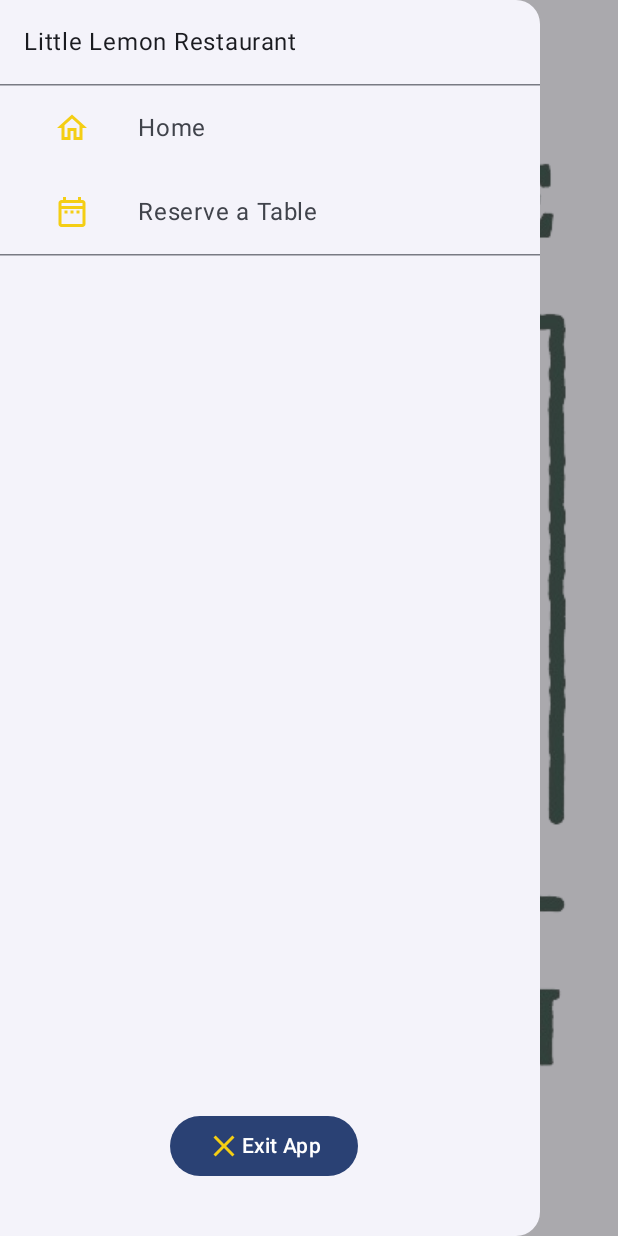
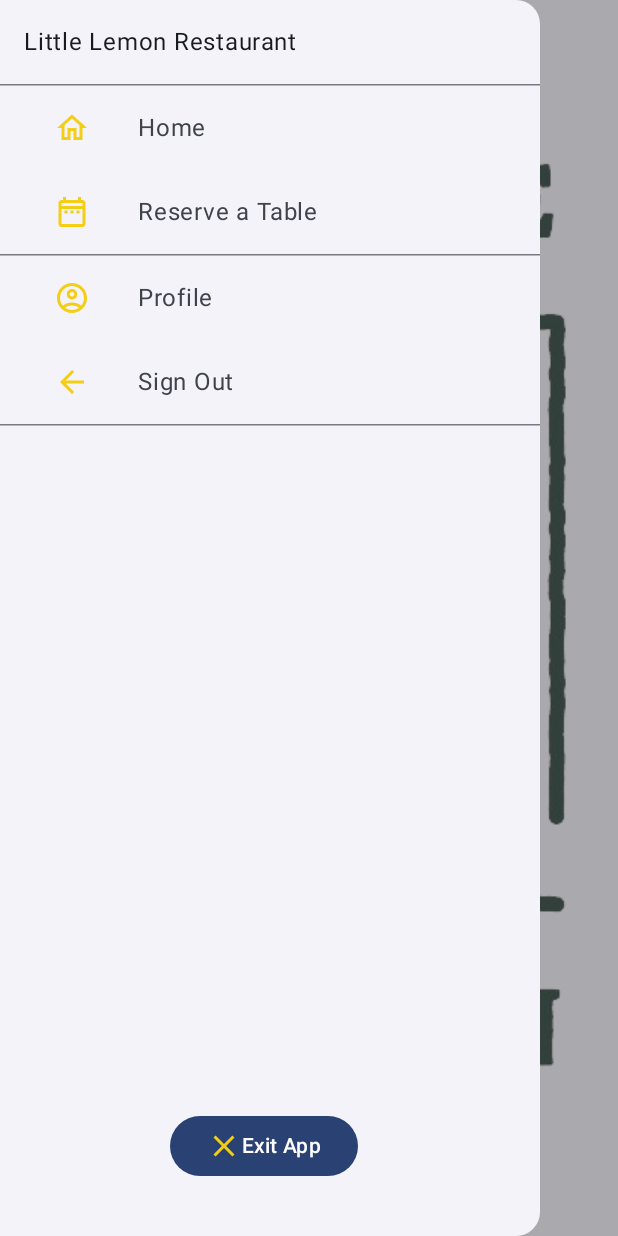
Before and after one commit to Jaguar000212/Little-Lemon, an Android app built with Jetpack Compose: the screen it shows after launch (MainActivity), after a tap on "menu", on a phone screen of 412 x 824 dp. Run offline under Robolectric (Android 15) with nearby library versions, the phone set to English and light mode, and no system bars; our stand-ins replace Firebase (no records; nobody signed in at launch, a user with empty details on screens opened directly).

Commit message:
Firebase Authentication, Refined Components
- Integrated Firebase Authentication for login functionality.
- Users can now sign in with email and password.
- Added a "Forgot Password?" option to reset passwords via email.
- Refined the appearance of DishCard and Details screen images with rounded corners.
- Updated navigation to direct users to the HomeScreen if already logged in, otherwise to the Welcome screen.
- Added "Profile" and "Sign Out" options to the navigation drawer.
- Cleaned up build script dependencies.

```diff
--- a/app/build.gradle.kts
+++ b/app/build.gradle.kts
@@ -71,6 +71,7 @@ dependencies {
     implementation(libs.coil.compose)
     implementation(libs.coil.gif)
     implementation(libs.coil.svg)
-    implementation(platform("com.google.firebase:firebase-bom:32.8.1"))
-    implementation("com.google.firebase:firebase-firestore-ktx")
+    implementation(platform(libs.firebase.bom))
+    implementation(libs.firebase.firestore.ktx)
+    implementation(libs.firebase.auth)
 }
--- a/app/src/main/AndroidManifest.xml
+++ b/app/src/main/AndroidManifest.xml
@@ -6,6 +6,7 @@
     <uses-permission android:name="android.permission.ACCESS_NETWORK_STATE" />
 
     <application
+        android:enableOnBackInvokedCallback="true"
         android:allowBackup="true"
         android:dataExtractionRules="@xml/data_extraction_rules"
         android:fullBackupContent="@xml/backup_rules"
--- a/app/src/main/java/com/jaguar/littlelemon/MainActivity.kt
+++ b/app/src/main/java/com/jaguar/littlelemon/MainActivity.kt
@@ -20,7 +20,10 @@ import androidx.navigation.compose.NavHost
 import androidx.navigation.compose.composable
 import androidx.navigation.compose.rememberNavController
 import androidx.navigation.navArgument
+import com.google.firebase.Firebase
 import com.google.firebase.FirebaseApp
+import com.google.firebase.auth.FirebaseAuth
+import com.google.firebase.auth.auth
 import com.jaguar.littlelemon.components.Drawer
 import com.jaguar.littlelemon.components.Header
 import com.jaguar.littlelemon.helpers.DishDetailsPane
@@ -35,19 +38,22 @@ import com.jaguar.littlelemon.ui.theme.LittleLemonTheme
 import com.jaguar.littlelemon.viewModel.DishesViewModel
 
 class MainActivity : ComponentActivity() {
+    private lateinit var auth: FirebaseAuth
     override fun onCreate(savedInstanceState: Bundle?) {
-        super.onCreate(savedInstanceState)
         enableEdgeToEdge()
         FirebaseApp.initializeApp(this)
+        auth = Firebase.auth
+        super.onCreate(savedInstanceState)
+        val currentUser = auth.currentUser
         setContent {
-            MyNavigation()
+            if (currentUser != null) MyNavigation(true) else MyNavigation(false)
         }
     }
 }
 
 @Preview
 @Composable
-fun MyNavigation() {
+fun MyNavigation(currentUser: Boolean = false) {
     val navController = rememberNavController()
     val drawerState = rememberDrawerState(initialValue = DrawerValue.Closed)
     val scope = rememberCoroutineScope()
@@ -60,7 +66,10 @@ fun MyNavigation() {
                 topBar = { Header(drawerState, scope) },
 
                 ) { innerPadding ->
-                NavHost(navController = navController, startDestination = Welcome.route) {
+                NavHost(
+                    navController = navController,
+                    startDestination = if (currentUser) HomeScreen.route else Welcome.route
+                ) {
                     composable(Welcome.route) {
                         Welcome(
                             Modifier.padding(innerPadding), navController = navController
--- a/app/src/main/java/com/jaguar/littlelemon/components/DishCard.kt
+++ b/app/src/main/java/com/jaguar/littlelemon/components/DishCard.kt
@@ -7,11 +7,13 @@ import androidx.compose.foundation.layout.fillMaxWidth
 import androidx.compose.foundation.layout.height
 import androidx.compose.foundation.layout.padding
 import androidx.compose.foundation.layout.width
+import androidx.compose.foundation.shape.RoundedCornerShape
 import androidx.compose.material3.Card
 import androidx.compose.material3.Text
 import androidx.compose.runtime.Composable
 import androidx.compose.ui.Alignment
 import androidx.compose.ui.Modifier
+import androidx.compose.ui.draw.clip
 import androidx.compose.ui.graphics.Color
 import androidx.compose.ui.layout.ContentScale
 import androidx.compose.ui.platform.LocalContext
@@ -66,6 +68,7 @@ fun DishCard(dish: Dish) {
                     .width(100.dp)
                     .height(100.dp)
                     .align(Alignment.CenterVertically)
+                    .clip(RoundedCornerShape(20.dp))
             )
         }
     }
--- a/app/src/main/java/com/jaguar/littlelemon/components/Drawer.kt
+++ b/app/src/main/java/com/jaguar/littlelemon/components/Drawer.kt
@@ -1,10 +1,14 @@
 package com.jaguar.littlelemon.components
 
+import android.widget.Toast
 import androidx.compose.foundation.layout.Box
 import androidx.compose.foundation.layout.Row
 import androidx.compose.foundation.layout.fillMaxSize
 import androidx.compose.foundation.layout.padding
 import androidx.compose.material.icons.Icons
+import androidx.compose.material.icons.automirrored.outlined.ArrowBack
+import androidx.compose.material.icons.outlined.AccountCircle
+import androidx.compose.material.icons.outlined.ArrowBack
 import androidx.compose.material.icons.outlined.Close
 import androidx.compose.material.icons.outlined.DateRange
 import androidx.compose.material.icons.outlined.Home
@@ -20,11 +24,14 @@ import androidx.compose.runtime.Composable
 import androidx.compose.ui.Alignment
 import androidx.compose.ui.Modifier
 import androidx.compose.ui.graphics.vector.ImageVector
+import androidx.compose.ui.platform.LocalContext
 import androidx.compose.ui.res.colorResource
 import androidx.compose.ui.unit.dp
 import androidx.navigation.NavHostController
+import com.google.firebase.auth.FirebaseAuth
 import com.jaguar.littlelemon.R
 import com.jaguar.littlelemon.helpers.HomeScreen
+import com.jaguar.littlelemon.helpers.Welcome
 import kotlin.system.exitProcess
 
 @Composable
@@ -41,6 +48,7 @@ fun NavigationIcon(icon: ImageVector, label: String) {
 
 @Composable
 fun Drawer(navController: NavHostController, state: DrawerState, content: @Composable () -> Unit) {
+    val context = LocalContext.current
     ModalNavigationDrawer(drawerState = state, drawerContent = {
         ModalDrawerSheet {
             Text("Little Lemon Restaurant", modifier = Modifier.padding(16.dp))
@@ -53,7 +61,12 @@ fun Drawer(navController: NavHostController, state: DrawerState, content: @Compo
                 selected = false,
                 icon = { NavigationIcon(Icons.Outlined.Home, "Home") },
                 onClick = {
-                    navController.navigate(HomeScreen.route)/* TODO: Check if user is logged in */
+                    val auth = FirebaseAuth.getInstance()
+                    val currentUser = auth.currentUser
+                    if (currentUser != null) navController.navigate(HomeScreen.route)
+                    else Toast.makeText(
+                        context, "Please login first", Toast.LENGTH_SHORT
+                    ).show()
                 })
             NavigationDrawerItem(
                 label = {
@@ -63,9 +76,37 @@ fun Drawer(navController: NavHostController, state: DrawerState, content: @Compo
                 selected = false,
                 onClick = { /*TODO*/ })
 
-            /* More items*/
+            HorizontalDivider()
+
+            NavigationDrawerItem(
+                label = {
+                    Text("Profile")
+                },
+                selected = false,
+                icon = { NavigationIcon(Icons.Outlined.AccountCircle, "Profile") },
+                onClick = { /*TODO*/ })
+
+            NavigationDrawerItem(
+                label = {
+                    Text("Sign Out")
+                },
+                selected = false,
+                icon = { NavigationIcon(Icons.AutoMirrored.Outlined.ArrowBack, "Sign Out") },
+                onClick = {
+                    val auth = FirebaseAuth.getInstance()
+                    val currentUser = auth.currentUser
+                    if (currentUser != null){
+                        auth.signOut()
+                        navController.navigate(Welcome.route)
+                    }
+                    else Toast.makeText(
+                        context, "You are not logged in", Toast.LENGTH_SHORT
+                    ).show()
+                }
+            )
 
             HorizontalDivider()
+
             NavigationDrawerItem(
                 label = {
                     Box(
--- a/app/src/main/java/com/jaguar/littlelemon/screens/Details.kt
+++ b/app/src/main/java/com/jaguar/littlelemon/screens/Details.kt
@@ -5,11 +5,13 @@ import androidx.compose.foundation.layout.Column
 import androidx.compose.foundation.layout.fillMaxWidth
 import androidx.compose.foundation.layout.height
 import androidx.compose.foundation.layout.padding
+import androidx.compose.foundation.shape.RoundedCornerShape
 import androidx.compose.material3.Scaffold
 import androidx.compose.material3.Text
 import androidx.compose.runtime.Composable
 import androidx.compose.ui.Alignment
 import androidx.compose.ui.Modifier
+import androidx.compose.ui.draw.clip
 import androidx.compose.ui.layout.ContentScale
 import androidx.compose.ui.platform.LocalContext
 import androidx.compose.ui.text.font.FontWeight
@@ -50,6 +52,7 @@ fun DishDetails(
                 .padding(16.dp)
                 .height(200.dp)
                 .align(Alignment.CenterHorizontally)
+                .clip(RoundedCornerShape(20.dp))
         )
         Text(
             text = dish.description,
--- a/gradle/libs.versions.toml
+++ b/gradle/libs.versions.toml
@@ -2,6 +2,8 @@
 agp = "8.9.1"
 coilCompose = "2.4.0"
 coilGif = "2.5.0"
+firebaseBom = "32.8.1"
+firebaseUiAuth = "9.0.0"
 kotlin = "1.9.10"
 coreKtx = "1.13.1"
 junit = "4.13.2"
@@ -19,6 +21,10 @@ androidx-core-ktx = { group = "androidx.core", name = "core-ktx", version.ref =
 coil-compose = { module = "io.coil-kt:coil-compose", version.ref = "coilCompose" }
 coil-gif = { module = "io.coil-kt:coil-gif", version.ref = "coilGif" }
 coil-svg = { module = "io.coil-kt:coil-svg", version.ref = "coilGif" }
+firebase-auth = { module = "com.google.firebase:firebase-auth" }
+firebase-bom = { module = "com.google.firebase:firebase-bom", version.ref = "firebaseBom" }
+firebase-firestore-ktx = { module = "com.google.firebase:firebase-firestore-ktx" }
+firebase-ui-auth = { module = "com.firebaseui:firebase-ui-auth", version.ref = "firebaseUiAuth" }
 junit = { group = "junit", name = "junit", version.ref = "junit" }
 androidx-junit = { group = "androidx.test.ext", name = "junit", version.ref = "junitVersion" }
 androidx-espresso-core = { group = "androidx.test.espresso", name = "espresso-core", version.ref = "espressoCore" }
```
Also changed, not shown: app/src/main/java/com/jaguar/littlelemon/screens/Login.kt (+51 -14 lines), build.gradle.kts (+0 -10 lines).
